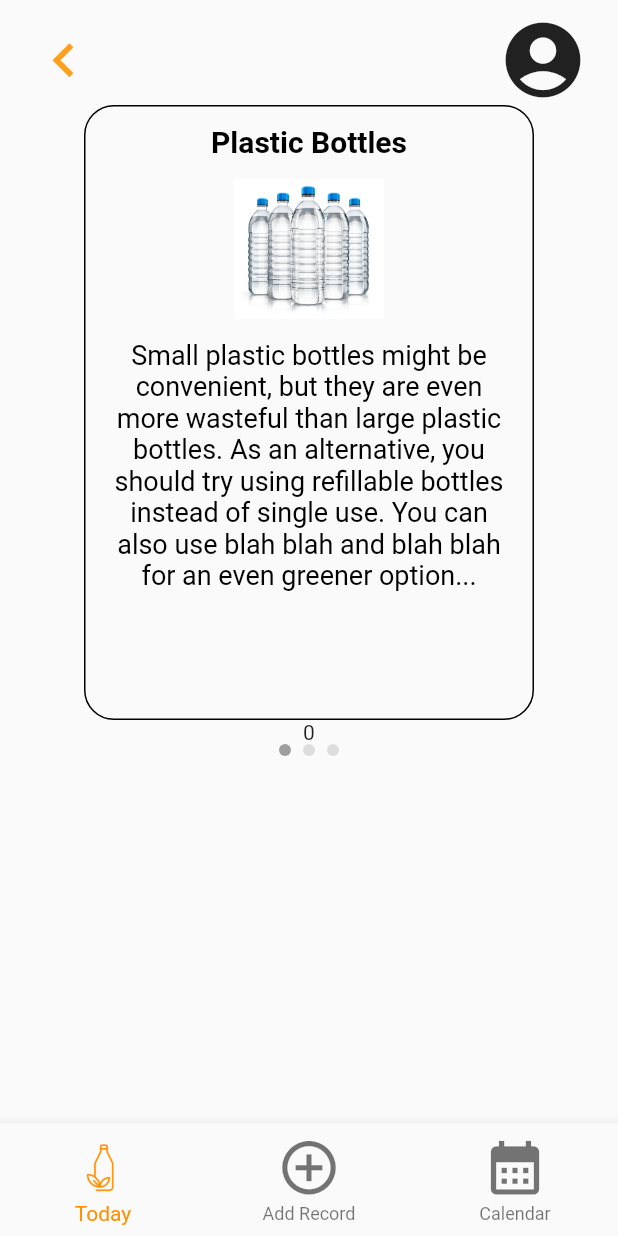
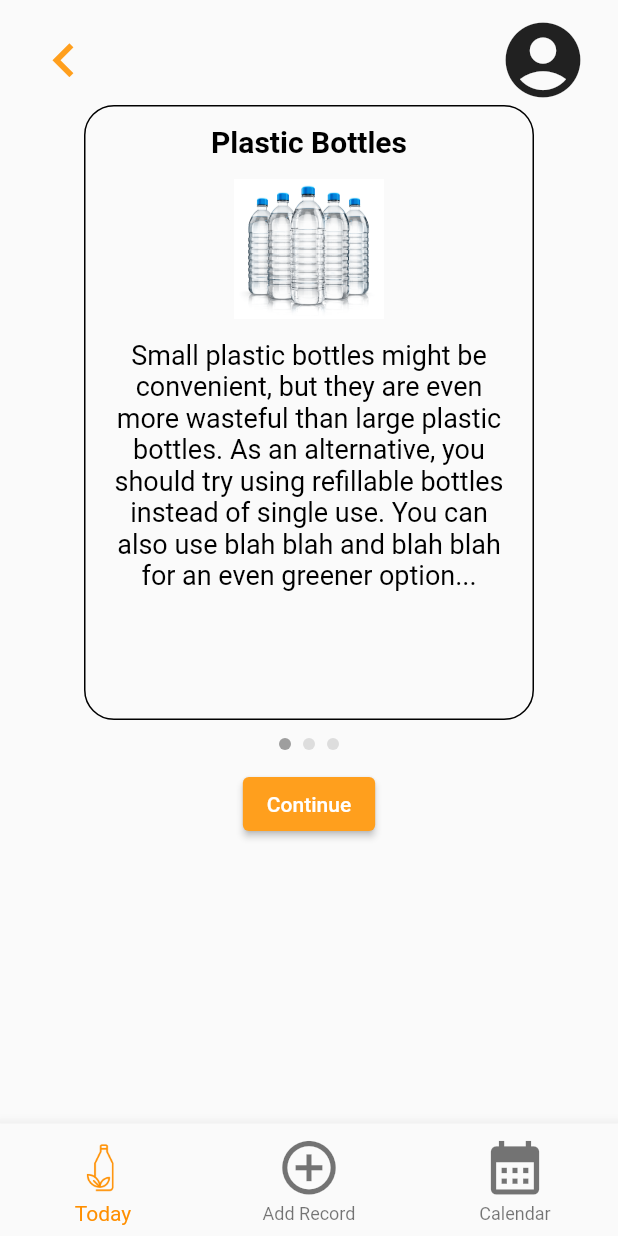
Before and after one commit to suisuiss/Plastic-Recorder, a Flutter app: the screen it shows after launch, on a phone screen of 412 x 824 dp. Run offline on Flutter 3.47's test engine with Material 2 defaults, Android fonts, the phone set to English and light mode, and no system bars; drawn by our look-alikes of page_view_indicators.

Commit message:
[UPDATE] finish recommend page

```diff
--- a/plastic_recorder/lib/recommend.dart
+++ b/plastic_recorder/lib/recommend.dart
@@ -15,7 +15,7 @@ class Recommend extends StatefulWidget {
 class _RecommendState extends State<Recommend> {
   @override
   Widget build(BuildContext context) {
-    final ValueNotifier<int> _pageNotifier = new ValueNotifier<int>(0);
+    final _currentPageNotifier = ValueNotifier<int>(0);
     int test = 0;
 
     // Full screen width and height
@@ -32,7 +32,7 @@ class _RecommendState extends State<Recommend> {
     // Height (without status and toolbar)
     double height3 = height - padding.top - kToolbarHeight;
 
-    final controller = PageController(initialPage: 1);
+    final controller = PageController(initialPage: 0);
 
     var bottlesCard = RecommendCard(
         'Plastic Bottles',
@@ -40,7 +40,23 @@ class _RecommendState extends State<Recommend> {
         'Small plastic bottles might be convenient, but they are even more wasteful than large plastic bottles. As an alternative, you should try using refillable bottles instead of single use. You can also use blah blah and blah blah for an even greener option...',
         UniqueKey());
 
-    List<Widget> totalCards = <Widget>[bottlesCard, bottlesCard, bottlesCard];
+    List<Widget> totalCards = <Widget>[
+      RecommendCard(
+          'Plastic Bottles',
+          'assets/bottles.png',
+          'Small plastic bottles might be convenient, but they are even more wasteful than large plastic bottles. As an alternative, you should try using refillable bottles instead of single use. You can also use blah blah and blah blah for an even greener option...',
+          UniqueKey()),
+      RecommendCard(
+          'Plastic Bottles',
+          'assets/bottles.png',
+          'Small plastic bottles might be convenient, but they are even more wasteful than large plastic bottles. As an alternative, you should try using refillable bottles instead of single use. You can also use blah blah and blah blah for an even greener option...',
+          UniqueKey()),
+      RecommendCard(
+          'Plastic Bottles',
+          'assets/bottles.png',
+          'Small plastic bottles might be convenient, but they are even more wasteful than large plastic bottles. As an alternative, you should try using refillable bottles instead of single use. You can also use blah blah and blah blah for an even greener option...',
+          UniqueKey())
+    ];
 
     return Scaffold(
       //You should use `Scaffold` if you have `TextField` in body.
@@ -64,23 +80,34 @@ class _RecommendState extends State<Recommend> {
                       Container(
                         height: 410,
                         width: 300,
-                        child: PageView(
-                          controller: controller,
-                          children: totalCards,
-                          onPageChanged: (index) {
-                            setState(() {
-                              _pageNotifier.value = index;
-                              print(_pageNotifier.value);
-                            });
-                          },
+                        child: PageView.builder(
+                            itemCount: totalCards.length,
+                            controller: controller,
+                            itemBuilder: (BuildContext context, int index) {
+                              return Center(
+                                child: totalCards[index],
+                              );
+                            },
+                            onPageChanged: (int index) {
+                              _currentPageNotifier.value = index;
+                            }),
+                      ),
+                      Padding(
+                        padding: EdgeInsets.all(12),
+                        child: Center(
+                          child: CirclePageIndicator(
+                            currentPageNotifier: _currentPageNotifier,
+                            itemCount: totalCards.length,
+                          ),
                         ),
                       ),
-                      Text(_pageNotifier.value.toString()),
-                      Center(
-                        child: CirclePageIndicator(
-                          currentPageNotifier: _pageNotifier,
-                          itemCount: totalCards.length,
-                        ),
+                      ElevatedButton(
+                        onPressed: () {
+                          // Respond to button press
+                        },
+                        style: ElevatedButton.styleFrom(
+                            primary: Color(0xFFFF9F1D)),
+                        child: Text('Continue'),
                       ),
                     ],
                   )),
```
